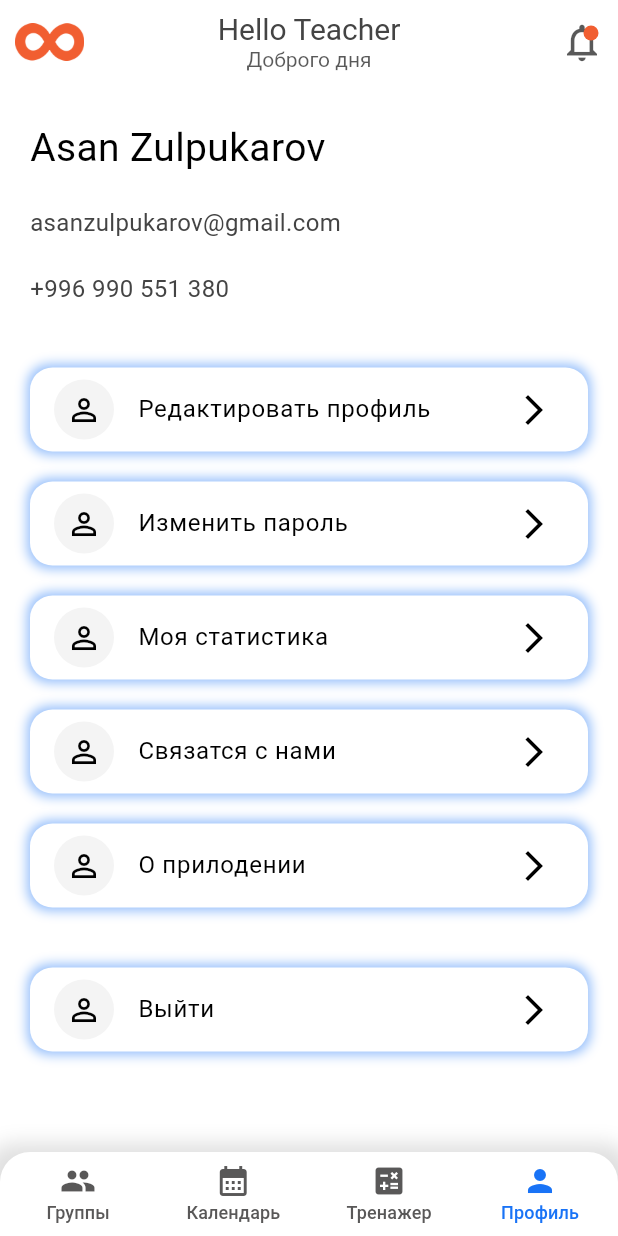
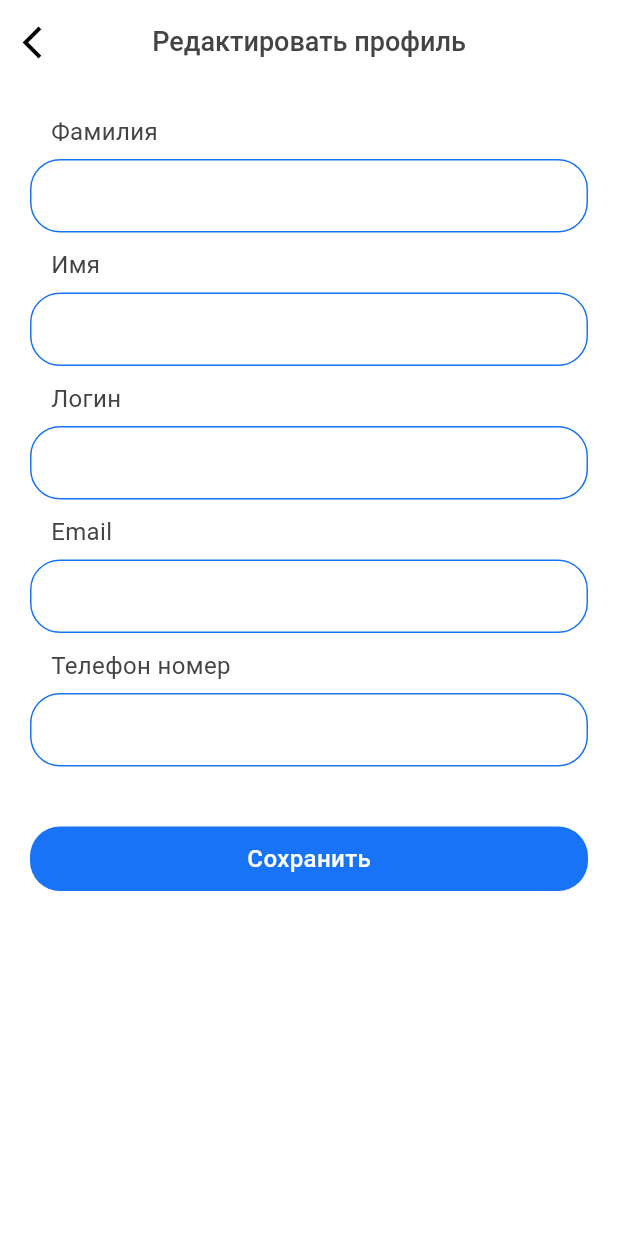
Before and after one commit to AsanZulpukarov/academia_rosta-2.0, a Flutter app: the HomeScreen screen opened directly, item 4 of the bottom bar chosen, after a tap on "Редактировать профиль", on a phone screen of 412 x 824 dp. Run offline on Flutter 3.47's test engine with Material 3 defaults, Android fonts, the phone set to English and light mode, and no system bars; our stand-ins replace flutter_screenutil, flutter_svg, gap, table_calendar; Roboto replaces fonts that are missing (Gilroy); project files that could hold a hidden picture were left out.

Commit message:
changed design

```diff
--- a/lib/app_theme.dart
+++ b/lib/app_theme.dart
@@ -1,4 +1,5 @@
 import 'package:flutter/material.dart';
+import 'package:flutter/services.dart';
 import 'package:flutter_screenutil/flutter_screenutil.dart';
 
 import 'app_text_styles.dart';
@@ -70,6 +71,11 @@ class AppTheme {
         color: AppColors.black,
         size: 26,
       ),
+      systemOverlayStyle: const SystemUiOverlayStyle(
+        statusBarColor: AppColors.white,
+        statusBarIconBrightness: Brightness.dark,
+        statusBarBrightness: Brightness.light,
+      ),
     ),
     elevatedButtonTheme: ElevatedButtonThemeData(
       style: ElevatedButton.styleFrom(
--- a/lib/features/presentation/pages/home/home_screen.dart
+++ b/lib/features/presentation/pages/home/home_screen.dart
@@ -2,9 +2,9 @@ import 'package:academia_rosta_diplom/app_text_styles.dart';
 import 'package:academia_rosta_diplom/app_theme.dart';
 import 'package:academia_rosta_diplom/features/presentation/pages/home/calendar_screen.dart';
 import 'package:academia_rosta_diplom/features/presentation/pages/home/group_page/group_screen.dart';
-import 'package:academia_rosta_diplom/features/presentation/pages/home/profile_screen.dart';
+import 'package:academia_rosta_diplom/features/presentation/pages/home/profile_page/profile_screen.dart';
 import 'package:academia_rosta_diplom/features/presentation/pages/home/train_page/train_screen.dart';
-import 'package:academia_rosta_diplom/features/presentation/widgets/home/my_app_bar.dart';
+import 'package:academia_rosta_diplom/features/presentation/widgets/home/my_app_bar_main.dart';
 import 'package:flutter/material.dart';
 
 class NavBarItem {
@@ -56,7 +56,7 @@ class _HomeScreenState extends State<HomeScreen> {
   @override
   Widget build(BuildContext context) {
     return Scaffold(
-      appBar: MyAppBar(),
+      appBar: MyAppBarMain(),
       body: _navBarOptions.elementAt(_selectedIndex).screen,
       bottomNavigationBar: Container(
         height: 56,
--- /dev/null
+++ b/lib/features/presentation/pages/home/profile_page/edit_profile_screen.dart
@@ -0,0 +1,108 @@
+import 'package:academia_rosta_diplom/app_text_styles.dart';
+import 'package:flutter/material.dart';
+import 'package:gap/gap.dart';
+
+import '../../../../../app_theme.dart';
+import '../../../widgets/home/my_app_bar_second.dart';
+
+class EditProfileScreen extends StatelessWidget {
+  const EditProfileScreen({Key? key}) : super(key: key);
+
+  @override
+  Widget build(BuildContext context) {
+    return Scaffold(
+      appBar: const MyAppBarSecond(
+        title: "Редактировать профиль",
+      ),
+      body: SingleChildScrollView(
+        padding: EdgeInsets.all(20),
+        child: Form(
+          child: Column(
+            mainAxisAlignment: MainAxisAlignment.center,
+            crossAxisAlignment: CrossAxisAlignment.start,
+            children: [
+              _titleAndField(title: "Фамилия"),
+              Gap(10),
+              _titleAndField(title: "Имя"),
+              Gap(10),
+              _titleAndField(title: "Логин"),
+              Gap(10),
+              _titleAndField(title: "Email"),
+              Gap(10),
+              _titleAndField(title: "Телефон номер"),
+              Gap(40),
+              Align(
+                alignment: Alignment.center,
+                child: GestureDetector(
+                  onTap: () {},
+                  child: Container(
+                    padding: const EdgeInsets.all(10),
+                    alignment: Alignment.center,
+                    decoration: BoxDecoration(
+                      color: AppColors.main,
+                      borderRadius: BorderRadius.circular(20),
+                    ),
+                    child: Text(
+                      'Сохранить',
+                      style: AppTextStyles.black16.copyWith(
+                        color: AppColors.white,
+                      ),
+                    ),
+                  ),
+                ),
+              ),
+            ],
+          ),
+        ),
+      ),
+    );
+  }
+
+  Widget _titleAndField({
+    required String title,
+  }) {
+    return Column(
+      crossAxisAlignment: CrossAxisAlignment.start,
+      children: [
+        Padding(
+          padding: const EdgeInsets.symmetric(horizontal: 14.0),
+          child: Text(
+            title,
+            style: AppTextStyles.black16Regular,
+          ),
+        ),
+        Gap(6),
+        TextFormField(
+          decoration: InputDecoration(
+            border: OutlineInputBorder(
+              borderRadius: BorderRadius.circular(20),
+              borderSide: BorderSide(
+                color: AppColors.main,
+                width: 1,
+              ),
+            ),
+            enabledBorder: OutlineInputBorder(
+              borderRadius: BorderRadius.circular(20),
+              borderSide: BorderSide(
+                color: AppColors.main,
+                width: 1,
+              ),
+            ),
+            focusedBorder: OutlineInputBorder(
+              borderRadius: BorderRadius.circular(20),
+              borderSide: BorderSide(
+                color: AppColors.main,
+                width: 1,
+              ),
+            ),
+            filled: false,
+          ),
+          style: AppTextStyles.black14Medium.copyWith(
+            fontWeight: FontWeight.normal,
+            color: AppColors.black,
+          ),
+        ),
+      ],
+    );
+  }
+}
--- a/lib/features/presentation/pages/home/profile_screen.dart
+++ b/lib/features/presentation/pages/home/profile_page/profile_screen.dart
@@ -1,8 +1,11 @@
 import 'package:academia_rosta_diplom/app_text_styles.dart';
+import 'package:academia_rosta_diplom/features/presentation/pages/home/profile_page/change_password_screen.dart';
 import 'package:flutter/material.dart';
 import 'package:gap/gap.dart';
 
-import '../../widgets/home/profile_nav_item.dart';
+import '../../../widgets/home/profile_nav_item.dart';
+import 'about_app_screen.dart';
+import 'edit_profile_screen.dart';
 
 class ProfileScreen extends StatelessWidget {
   const ProfileScreen({Key? key}) : super(key: key);
@@ -19,49 +22,60 @@ class ProfileScreen extends StatelessWidget {
             "Asan Zulpukarov",
             style: AppTextStyles.black26,
           ),
-          Gap(gap),
+          Gap(10),
           Text(
             "asanzulpukarov@gmail.com",
             style: AppTextStyles.black16Regular,
           ),
-          Gap(gap),
+          Gap(10),
           Text(
             "+996 990 551 380",
             style: AppTextStyles.black16Regular,
           ),
           Gap(40),
           ProfileNavItem(
-            icon: '',
+            icon: Icons.person_outline,
             title: 'Редактировать профиль',
-            onTap: () {},
+            onTap: () {
+              Navigator.push(context,
+                  MaterialPageRoute(builder: (context) => EditProfileScreen()));
+            },
           ),
           Gap(gap),
           ProfileNavItem(
-            icon: '',
+            icon: Icons.password_outlined,
             title: 'Изменить пароль',
-            onTap: () {},
+            onTap: () {
+              Navigator.push(
+                  context,
+                  MaterialPageRoute(
+                      builder: (context) => ChangePasswordScreen()));
+            },
           ),
           Gap(gap),
           ProfileNavItem(
-            icon: '',
+            icon: Icons.bar_chart_outlined,
             title: 'Моя статистика',
             onTap: () {},
           ),
           Gap(gap),
           ProfileNavItem(
-            icon: '',
-            title: 'Связатся с нами',
+            icon: Icons.email_outlined,
+            title: 'Связаться с нами',
             onTap: () {},
           ),
           Gap(gap),
           ProfileNavItem(
-            icon: '',
-            title: 'О прилодении',
-            onTap: () {},
+            icon: Icons.info_outline,
+            title: 'О приложении',
+            onTap: () {
+              Navigator.push(context,
+                  MaterialPageRoute(builder: (context) => AboutAppScreen()));
+            },
           ),
           Gap(40),
           ProfileNavItem(
-            icon: '',
+            icon: Icons.exit_to_app,
             title: 'Выйти',
             onTap: () {},
           ),
--- a/lib/features/presentation/pages/splash_screen.dart
+++ b/lib/features/presentation/pages/splash_screen.dart
@@ -24,6 +24,9 @@ class _SplashScreenState extends State<SplashScreen> {
   @override
   Widget build(BuildContext context) {
     return Scaffold(
+      appBar: AppBar(
+        automaticallyImplyLeading: false,
+      ),
       body: Padding(
         padding: const EdgeInsets.all(20.0),
         child: Stack(
--- a/lib/features/presentation/widgets/home/my_app_bar.dart
+++ b/lib/features/presentation/widgets/home/my_app_bar_main.dart
@@ -4,8 +4,8 @@ import 'package:flutter/material.dart';
 
 import '../../pages/home/notification_page/notification_screen.dart';
 
-class MyAppBar extends StatelessWidget implements PreferredSizeWidget {
-  const MyAppBar({Key? key}) : super(key: key);
+class MyAppBarMain extends StatelessWidget implements PreferredSizeWidget {
+  const MyAppBarMain({Key? key}) : super(key: key);
 
   @override
   Widget build(BuildContext context) {
--- /dev/null
+++ b/lib/features/presentation/widgets/home/my_app_bar_second.dart
@@ -0,0 +1,43 @@
+import 'package:academia_rosta_diplom/app_text_styles.dart';
+import 'package:academia_rosta_diplom/app_theme.dart';
+import 'package:flutter/material.dart';
+
+class MyAppBarSecond extends StatelessWidget implements PreferredSizeWidget {
+  const MyAppBarSecond({Key? key, required this.title, this.action})
+      : super(key: key);
+  final String title;
+  final Widget? action;
+
+  @override
+  Widget build(BuildContext context) {
+    return AppBar(
+      shape: const RoundedRectangleBorder(
+        borderRadius: BorderRadius.only(
+          bottomRight: Radius.circular(20),
+          bottomLeft: Radius.circular(20),
+        ),
+        side: BorderSide(color: AppColors.white, width: 2),
+      ),
+      forceMaterialTransparency: true,
+      centerTitle: true,
+      leading: IconButton(
+        splashRadius: 20,
+        alignment: Alignment.center,
+        icon: const Icon(Icons.arrow_back_ios),
+        onPressed: () {
+          Navigator.pop(context);
+        },
+      ),
+      title: Text(
+        title,
+        style: AppTextStyles.black18Medium,
+      ),
+      actions: [
+        action ?? SizedBox(),
+      ],
+    );
+  }
+
+  @override
+  Size get preferredSize => Size.fromHeight(56.0);
+}
--- a/lib/features/presentation/widgets/home/profile_nav_item.dart
+++ b/lib/features/presentation/widgets/home/profile_nav_item.dart
@@ -5,7 +5,7 @@ class ProfileNavItem extends StatelessWidget {
   const ProfileNavItem(
       {Key? key, required this.icon, required this.title, required this.onTap})
       : super(key: key);
-  final String icon;
+  final IconData icon;
   final String title;
   final Function()? onTap;
   @override
@@ -29,11 +29,11 @@ class ProfileNavItem extends StatelessWidget {
         ),
         child: ListTile(
           leading: CircleAvatar(
+            backgroundColor: AppColors.greySoftContainer,
             child: Icon(
-              Icons.person_outline,
+              icon,
               color: AppColors.black,
             ),
-            backgroundColor: AppColors.greySoftContainer,
           ),
           title: Text(title),
           trailing: Icon(
```
Also changed, not shown: lib/features/presentation/pages/home/group_page/group_info.dart (+3 -11 lines), lib/features/presentation/pages/home/notification_page/notification_screen.dart (+16 -22 lines), lib/features/presentation/pages/home/profile_page/about_app_screen.dart (added, +62 -0 lines), lib/features/presentation/pages/home/profile_page/change_password_screen.dart (added, +113 -0 lines), lib/features/presentation/pages/learn_app_screen.dart (+6 -1 lines), assets/images/app_store_logo.svg (added), assets/images/google_play_logo.svg (added).
